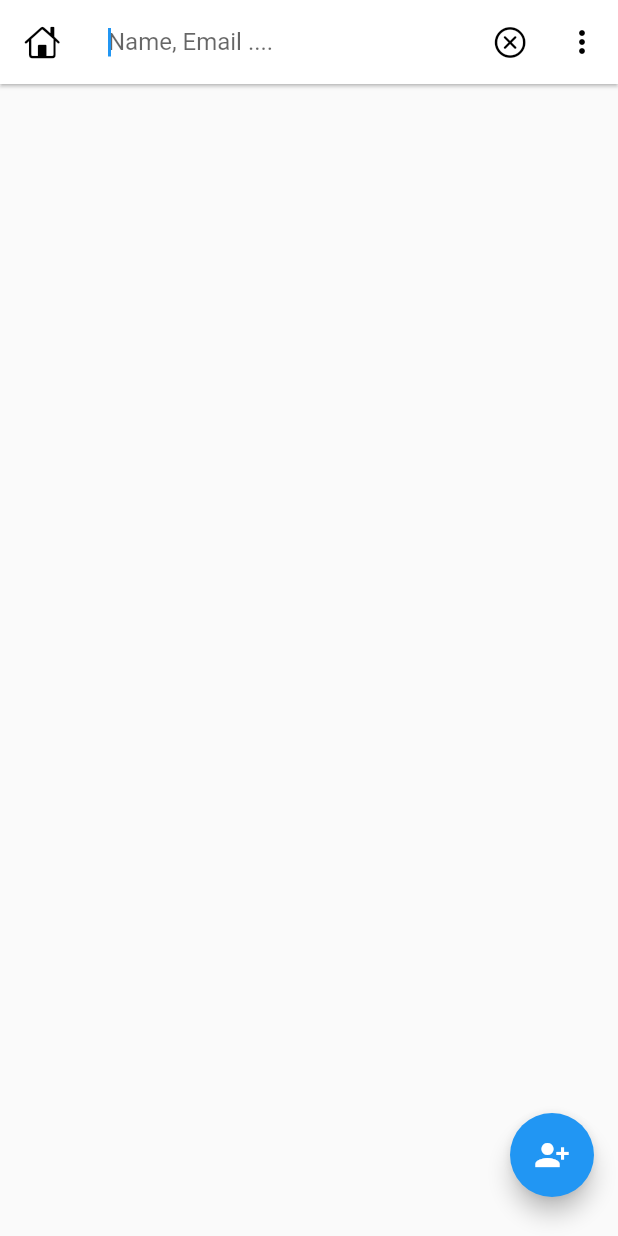
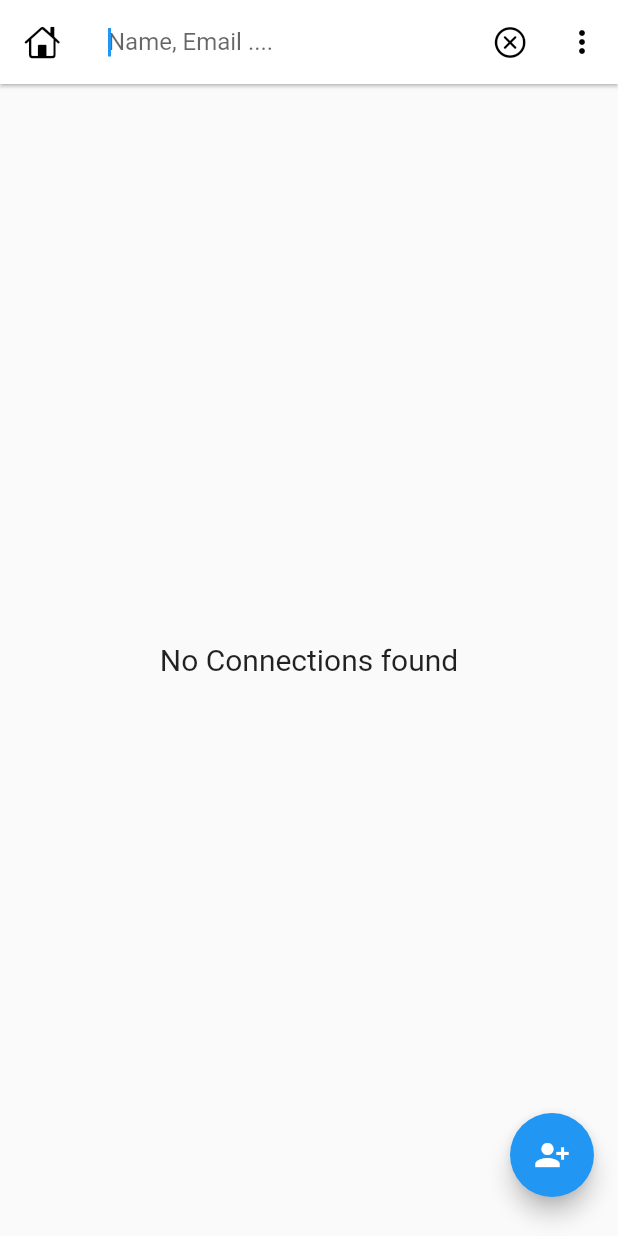
Before and after one commit to thenumanahmed/Chat_App, a Flutter app: the HomeScreen screen opened directly, after a tap on the "search" icon, on a phone screen of 412 x 824 dp. Run offline on Flutter 3.47's test engine with Material 2 defaults, Android fonts, the phone set to English and light mode, and no system bars; our stand-ins replace cached_network_image, cloud_firestore, emoji_picker_flutter, firebase_auth, firebase_core, firebase_messaging and 4 more; missing offline and left inert: flutter_notification_channel; accounts and stored records are empty; network calls fail.

Commit message:
home screen bug fixed

```diff
--- a/lib/api/apis.dart
+++ b/lib/api/apis.dart
@@ -110,7 +110,7 @@ class APIs {
     if (data.docs.isNotEmpty && data.docs.first.id != user.uid) {
       //user exists
       firestore
-          .collection('user')
+          .collection('users')
           .doc(user.uid)
           .collection('my_users')
           .doc(data.docs.first.id)
@@ -154,10 +154,12 @@ class APIs {
   //getting all user info
   static Stream<QuerySnapshot<Map<String, dynamic>>> getAllUsers(
       List<String> userIds) {
+    print('UserIDs: $userIds');
+
     return firestore
         .collection('users')
         // .where('id', isNotEqualTo: user.uid)
-        .where('id', whereIn: userIds)
+        .where('id', whereIn: userIds.isEmpty ? [''] : userIds)
         .snapshots();
   }
 
--- a/lib/screens/home_screen.dart
+++ b/lib/screens/home_screen.dart
@@ -4,6 +4,7 @@ import 'package:flutter/cupertino.dart';
 import 'package:chat_app/headers.dart';
 
 import '../models/chat_user.dart';
+import '../widgets/chat_user_card.dart';
 
 class HomeScreen extends StatefulWidget {
   const HomeScreen({super.key});
@@ -159,31 +160,30 @@ class _HomeScreenState extends State<HomeScreen> {
                                     .toList() ??
                                 [];
 
-                            // if (_list.isNotEmpty) {
-                            // return ListView.builder(
-                            //   itemCount: _isSearching
-                            //       ? _searchList.length
-                            //       : _list.length,
-                            //   //for little spacing at start of the screen
-                            //   padding: EdgeInsets.only(top: mq.height * 0.005),
-                            //   physics: const BouncingScrollPhysics(),
-                            //   itemBuilder: (context, index) {
-                            //     return ChatUserCard(
-                            //       user: _isSearching
-                            //           ? _searchList[index]
-                            //           : _list[index],
-                            //     );
-                            //   },
-                            // );
-                            return Container();
-                          // } else {
-                          // return const Center(
-                          // child: Text(
-                          //       'No Connections found',
-                          //       style: TextStyle(fontSize: 20),
-                          //     ),
-                          //   );
-                          // }
+                            if (_list.isNotEmpty) {
+                            return ListView.builder(
+                              itemCount: _isSearching
+                                  ? _searchList.length
+                                  : _list.length,
+                              //for little spacing at start of the screen
+                              padding: EdgeInsets.only(top: mq.height * 0.005),
+                              physics: const BouncingScrollPhysics(),
+                              itemBuilder: (context, index) {
+                                return ChatUserCard(
+                                  user: _isSearching
+                                      ? _searchList[index]
+                                      : _list[index],
+                                );
+                              },
+                            );
+                          } else {
+                          return const Center(
+                          child: Text(
+                                'No Connections found',
+                                style: TextStyle(fontSize: 20),
+                              ),
+                            );
+                          }
                         }
                       },
                     );
@@ -255,6 +255,9 @@ class _HomeScreenState extends State<HomeScreen> {
                             Dialogs.showSnackbar(
                                 context, 'User doesn\'t exists.');
                           }
+                          else{
+                            print('user added');
+                          }
                         });
                       }
                     },
```
Also changed, not shown: lib/screens/chat_screen.dart (+2 -5 lines).
